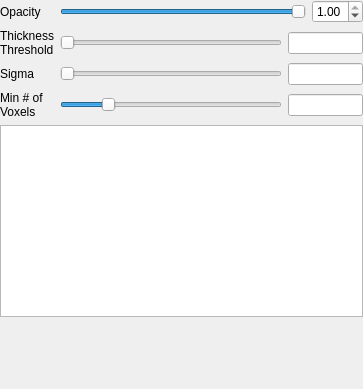
freesurfer/freesurfer, file freeview/PanelFCD.ui: the form before one commit.
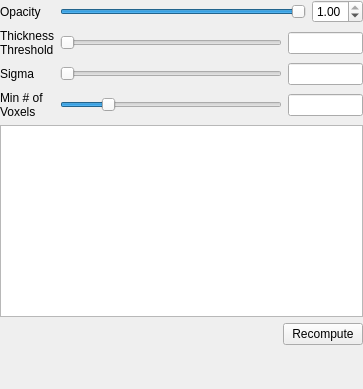
The form after the commit.

```diff
--- a/freeview/PanelFCD.ui
+++ b/freeview/PanelFCD.ui
@@ -216,6 +216,30 @@
       </column>
      </widget>
     </item>
+    <item>
+     <layout class="QHBoxLayout" name="horizontalLayout_4">
+      <item>
+       <spacer name="horizontalSpacer">
+        <property name="orientation">
+         <enum>Qt::Horizontal</enum>
+        </property>
+        <property name="sizeHint" stdset="0">
+         <size>
+          <width>5</width>
+          <height>5</height>
+         </size>
+        </property>
+       </spacer>
+      </item>
+      <item>
+       <widget class="QPushButton" name="pushButtonRecompute">
+        <property name="text">
+         <string>Recompute</string>
+        </property>
+       </widget>
+      </item>
+     </layout>
+    </item>
     <item>
      <spacer name="verticalSpacer">
       <property name="orientation">
```
Left out of the diff: 91 changed lines with no effect on the pictures.
